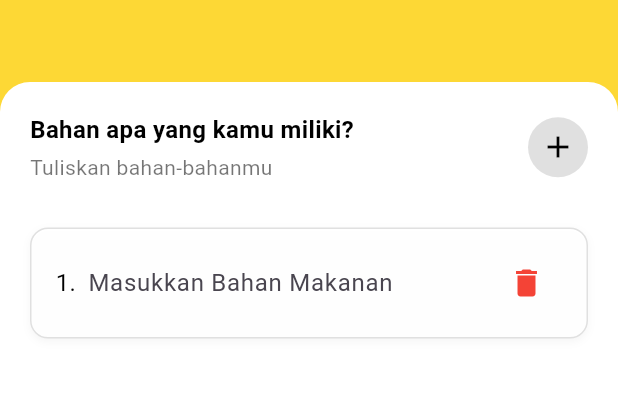
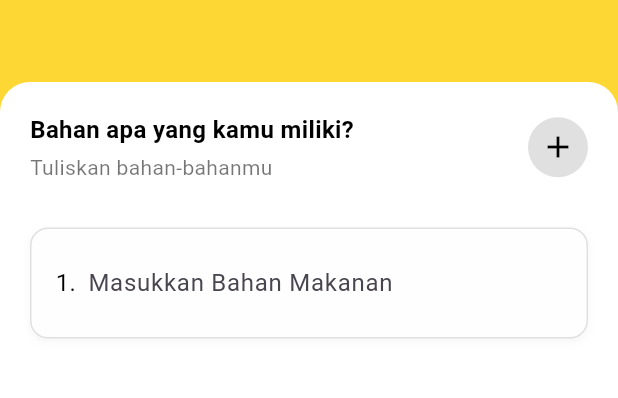
Before and after one commit to Xraa075/AutoChef, a Flutter app: the InputRecipe screen opened by its route, after a tap on the "add" icon, after a tap on the "delete" icon, on a phone screen of 412 x 824 dp, the part 122-520 px from its top. Run offline on Flutter 3.47's test engine with Material 3 defaults, Android fonts, the phone set to English and light mode, and no system bars; our stand-ins replace fluttertoast, shared_preferences; accounts and stored records are empty.

Commit message:
memperbaiki intro agar lebih terstruktru dan memperbaiki rute aplikasi

```diff
--- a/lib/main.dart
+++ b/lib/main.dart
@@ -1,19 +1,25 @@
 import 'package:flutter/material.dart';
 import 'package:autochef/routes.dart';
+import 'package:shared_preferences/shared_preferences.dart';
 
-void main() {
-  runApp(const MyApp());
+void main() async {
+  WidgetsFlutterBinding.ensureInitialized();
+  final prefs = await SharedPreferences.getInstance();
+  final bool isFirstTime = prefs.getBool('isFirstTime') ?? true;
+
+  runApp(MyApp(isFirstTime: isFirstTime));
 }
 
 class MyApp extends StatelessWidget {
-  const MyApp({super.key});
+  final bool isFirstTime;
+  const MyApp({super.key, required this.isFirstTime});
 
   @override
   Widget build(BuildContext context) {
     return MaterialApp(
       debugShowCheckedModeBanner: false,
       title: 'AutoChef',
-      initialRoute: Routes.home, // Langsung ke Navbar
+      initialRoute: isFirstTime ? Routes.introScreen : Routes.inputRecipe, // **🔹 Cek apakah user baru**
       onGenerateRoute: Routes.onGenerateRoute,
     );
   }
--- a/lib/routes.dart
+++ b/lib/routes.dart
@@ -4,15 +4,20 @@
 import 'package:autochef/views/input_ingredients/input_screen.dart';
 import 'package:autochef/views/recipe/recipe_detail_screen.dart';
 import 'package:autochef/models/recipe.dart';
+import 'package:autochef/views/intro/intro_screen.dart';
 
 class Routes {
+  static const String introScreen = '/intro-screen';
   static const String home = '/home';
   static const String inputRecipe = '/input-recipe';
   static const String recommendationRecipe = '/recommendation-recipe';
   static const String detailMakanan = '/detail-makanan';
 
-  static Route<dynamic> onGenerateRoute(RouteSettings settings) {
+  static Route<dynamic>? onGenerateRoute(RouteSettings settings) {
     switch (settings.name) {
+      case introScreen:
+        return MaterialPageRoute(builder: (_) => const IntroScreen());
+
       case home:
         return MaterialPageRoute(builder: (_) => const Navbar());
 
@@ -27,20 +32,10 @@
           final recipe = settings.arguments as Recipe;
           return MaterialPageRoute(builder: (_) => DetailMakanan(recipe: recipe));
         }
-        return _errorRoute();
+        return MaterialPageRoute(builder: (_) => const Navbar());
 
       default:
-        return _errorRoute();
+        return MaterialPageRoute(builder: (_) => const InputRecipe()); // **🔹 Jika tidak match, ke InputRecipe**
     }
   }
-
-  static Route<dynamic> _errorRoute() {
-    return MaterialPageRoute(
-      builder: (_) => const Scaffold(
-        body: Center(
-          child: Text('Halaman tidak ditemukan!', style: TextStyle(fontSize: 18, fontWeight: FontWeight.bold)),
-        ),
-      ),
-    );
-  }
 }
--- a/lib/views/input_ingredients/input_screen.dart
+++ b/lib/views/input_ingredients/input_screen.dart
@@ -1,57 +1,68 @@
 import 'package:flutter/material.dart';
+import 'package:flutter/services.dart'; // Untuk keluar dari aplikasi
 import 'package:autochef/views/recipe/recommendation_screen.dart';
 import 'package:autochef/widgets/header.dart';
+
+
 
 class InputRecipe extends StatefulWidget {
   const InputRecipe({super.key});
 
   @override
-  State<InputRecipe> createState() => InputRecipeState();
+  State<InputRecipe> createState() => _InputRecipeState();
 }
 
-class InputRecipeState extends State<InputRecipe> {
+class _InputRecipeState extends State<InputRecipe> {
   final List<TextEditingController> controllers = [];
 
   @override
   void initState() {
     super.initState();
-    for (int i = 0; i < 1; i++) {
-      controllers.add(TextEditingController());
-    }
+    _addInputField(); // Mulai dengan 1 input field
   }
 
-  void addInputField() {
+  void _addInputField() {
     setState(() {
       controllers.add(TextEditingController());
     });
   }
 
-  void removeInputField(int index) {
+  void _removeInputField(int index) {
+    if (controllers.length > 1) {
       setState(() {
         controllers[index].dispose();
         controllers.removeAt(index);
       });
     }
+  }
+
+  @override
+  void dispose() {
+    for (var controller in controllers) {
+      controller.dispose();
+    }
+    super.dispose();
+  }
 
   @override
   Widget build(BuildContext context) {
-
-
-    return Scaffold(
+    return WillPopScope(
+      onWillPop: () async {
+        SystemNavigator.pop(); // Tutup aplikasi jika user tekan back
+        return false;
+      },
+      child: Scaffold(
         backgroundColor: Colors.yellow[600],
         appBar: const PreferredSize(
-        preferredSize: Size.fromHeight(120), // Menyesuaikan tinggi header
+          preferredSize: Size.fromHeight(120),
           child: CustomHeader(title: "Ini adalah rekomendasi resep sesuai dengan bahanmu"),
         ),
         body: SafeArea(
           child: Column(
             children: [
-            // Container Putih (Form Input)
               Expanded(
                 child: Container(
-                margin: const EdgeInsets.only(
-                  top: 30,
-                ), // Tambahkan margin agar sama dengan RekomendationRecipe
+                  margin: const EdgeInsets.only(top: 30),
                   padding: const EdgeInsets.fromLTRB(20, 20, 20, 0),
                   decoration: const BoxDecoration(
                     color: Colors.white,
@@ -63,7 +74,6 @@
                   child: Column(
                     crossAxisAlignment: CrossAxisAlignment.start,
                     children: [
-                    // Bagian Judul
                       Row(
                         mainAxisAlignment: MainAxisAlignment.spaceBetween,
                         children: [
@@ -89,7 +99,7 @@
                             ],
                           ),
                           GestureDetector(
-                          onTap: addInputField,
+                            onTap: _addInputField,
                             child: Container(
                               decoration: BoxDecoration(
                                 shape: BoxShape.circle,
@@ -106,9 +116,7 @@
                       // List Input Bahan
                       Expanded(
                         child: ListView.builder(
-                        padding: const EdgeInsets.only(
-                          bottom: 20,
-                        ), // Biar ada space di bawah
+                          padding: const EdgeInsets.only(bottom: 20),
                           itemCount: controllers.length,
                           itemBuilder: (context, index) {
                             return Padding(
@@ -119,9 +127,7 @@
                                   vertical: 12,
                                 ),
                                 decoration: BoxDecoration(
-                                color: Colors.white.withOpacity(
-                                  0.9,
-                                ), // Transparansi kecil biar lebih soft
+                                  color: Colors.white.withOpacity(0.9),
                                   borderRadius: BorderRadius.circular(12),
                                   border: Border.all(color: Colors.grey[300]!),
                                   boxShadow: [
@@ -151,12 +157,13 @@
                                         ),
                                       ),
                                     ),
+                                    if (controllers.length > 1) // Tidak hapus jika hanya 1
                                       IconButton(
                                         icon: const Icon(
                                           Icons.delete,
                                           color: Colors.red,
                                         ),
-                                    onPressed: () => removeInputField(index),
+                                        onPressed: () => _removeInputField(index),
                                       ),
                                   ],
                                 ),
@@ -178,8 +185,7 @@
                               Navigator.push(
                                 context,
                                 MaterialPageRoute(
-                                builder:
-                                    (context) => const RekomendationRecipe(),
+                                  builder: (context) => const RekomendationRecipe(),
                                 ),
                               );
                             },
@@ -203,6 +209,7 @@
             ],
           ),
         ),
+      ),
     );
   }
 }
--- a/lib/views/intro/intro_screen2.dart
+++ /dev/null
@@ -1 +0,0 @@
-//Berisi UI tampilan aplikasi
--- a/pubspec.yaml
+++ b/pubspec.yaml
@@ -31,10 +31,12 @@
   flutter:
     sdk: flutter
   circle_nav_bar: ^2.2.0
+  shared_preferences: ^2.2.0
 
   # The following adds the Cupertino Icons font to your application.
   # Use with the CupertinoIcons class for iOS style icons.
   cupertino_icons: ^1.0.8
+  fluttertoast: ^8.2.12
 
 dev_dependencies:
   flutter_test:
```
Also changed, not shown: lib/models/intro.dart (+19 -11 lines), lib/views/intro/intro_screen.dart (added, +133 -0 lines), lib/views/intro/intro_screen1.dart (deleted, +0 -124 lines), lib/widgets/navbar.dart (+22 -4 lines), lib/views/intro/intro_screen3.dart (added), pubspec.lock, 1 other file. Lines whose indentation alone changed are shown as unchanged.
